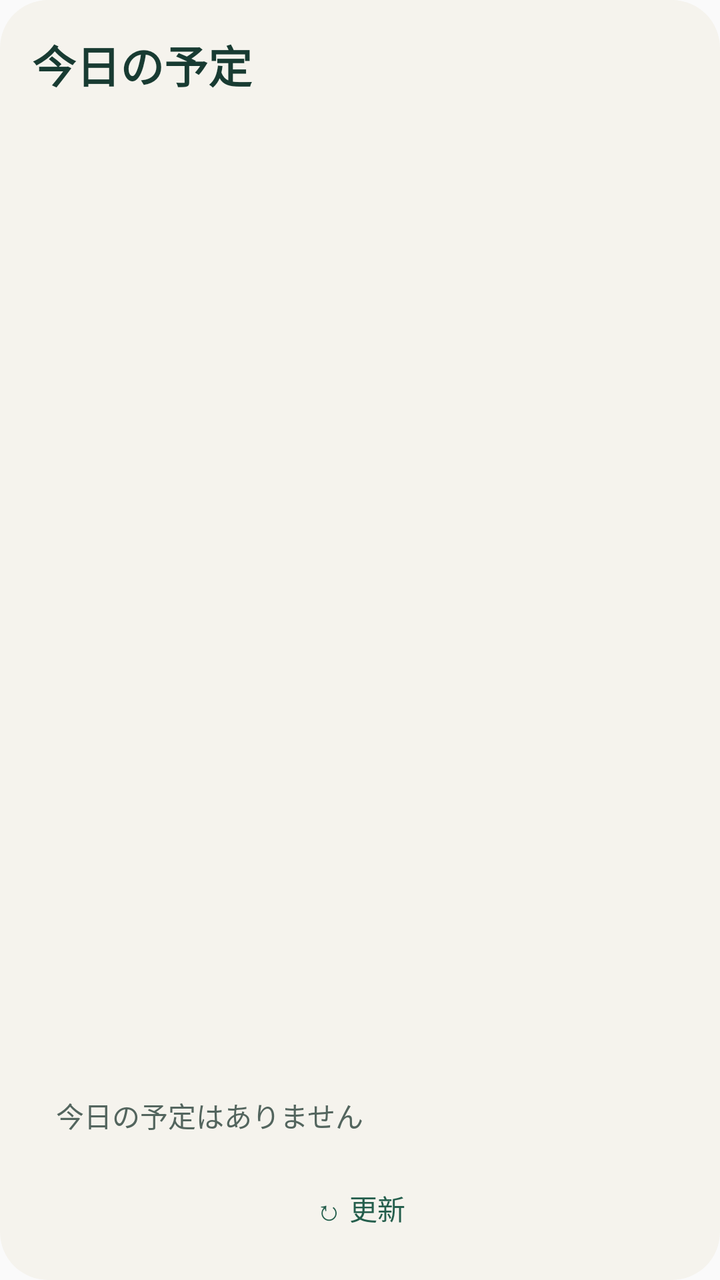
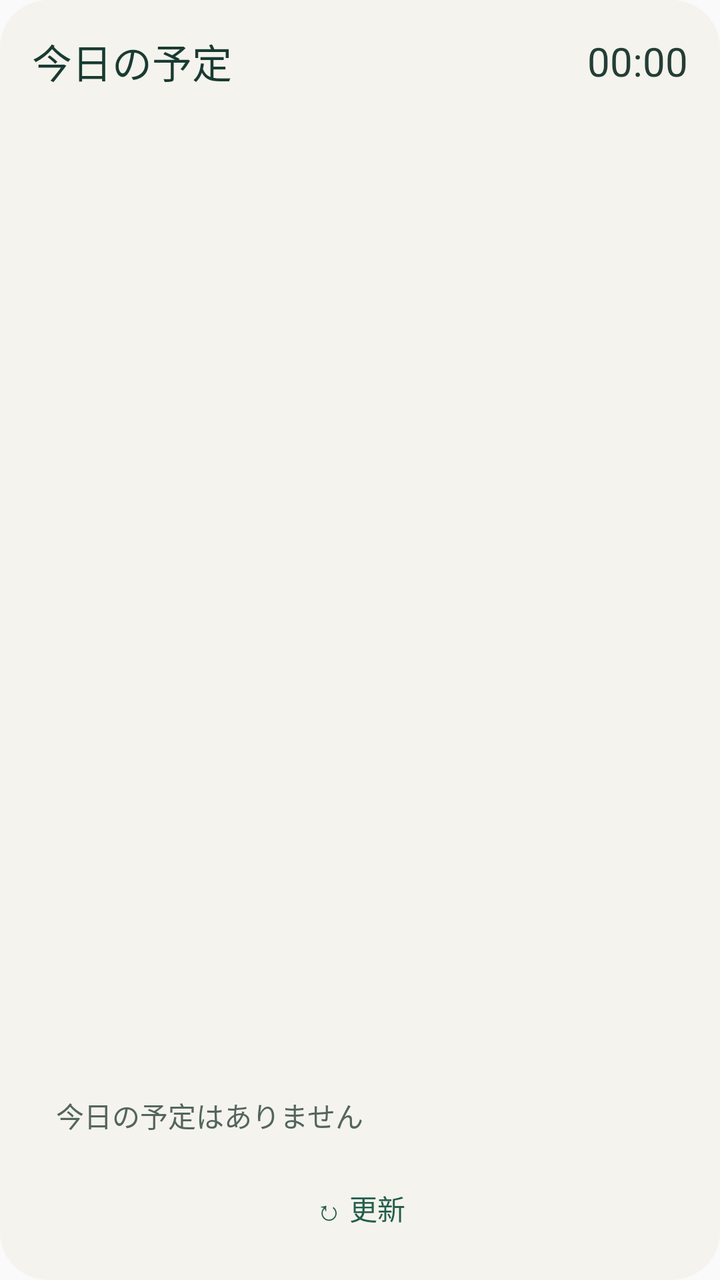

The first picture is an Android layout as it rendered before a commit; the second is the same layout after the commit. The layout source and the unified diff follow.
<!-- AndroidManifest.xml: application theme android:Theme.Material.Light.NoActionBar -->
<!-- res/layout/widget.xml -->
<LinearLayout xmlns:android="http://schemas.android.com/apk/res/android" android:layout_width="match_parent" android:layout_height="match_parent" android:orientation="vertical" android:background="@drawable/widget_background">
    <TextView android:id="@+id/date" android:layout_width="match_parent" android:layout_height="wrap_content" android:text="@string/widget_title" android:textSize="22sp" android:textStyle="bold" android:textColor="#183B32" android:paddingBottom="12dp" />
    <TextView android:id="@+id/all_day" android:layout_width="match_parent" android:layout_height="wrap_content" android:textSize="12sp" android:textColor="#53655E" android:paddingBottom="8dp" />
    <ListView android:id="@+id/events" android:layout_width="match_parent" android:layout_height="0dp" android:layout_weight="1" android:divider="@android:color/transparent" android:dividerHeight="0dp" />
    <TextView android:id="@+id/empty" android:layout_width="match_parent" android:layout_height="wrap_content" android:text="@string/widget_empty" android:textColor="#53655E" android:padding="12dp" />
    <TextView android:id="@+id/refresh" android:layout_width="match_parent" android:layout_height="48dp" android:gravity="center" android:text="@string/widget_refresh" android:textColor="#245E4C" android:textSize="14sp" />
</LinearLayout>
<!-- resources referenced by this layout -->
<resources>
  <!-- drawable widget_background (drawable) -->
  <shape xmlns:android="http://schemas.android.com/apk/res/android">
      <solid android:color="#F5F3ED" />
      <corners android:radius="24dp" />
      <padding android:left="16dp" android:top="16dp" android:right="16dp" android:bottom="12dp" />
  </shape>
  <string name="widget_empty">今日の予定はありません</string>
  <string name="widget_refresh">↻ 更新</string>
  <string name="widget_title">今日の予定</string>
</resources>

<!-- the commit's change to res/layout/widget.xml (unified diff, before → after) -->
@@ -1,5 +1,8 @@
 <LinearLayout xmlns:android="http://schemas.android.com/apk/res/android" android:layout_width="match_parent" android:layout_height="match_parent" android:orientation="vertical" android:background="@drawable/widget_background">
-    <TextView android:id="@+id/date" android:layout_width="match_parent" android:layout_height="wrap_content" android:text="@string/widget_title" android:textSize="22sp" android:textStyle="bold" android:textColor="#183B32" android:paddingBottom="12dp" />
+    <LinearLayout android:layout_width="match_parent" android:layout_height="wrap_content" android:orientation="horizontal" android:gravity="center_vertical" android:paddingBottom="8dp">
+        <TextView android:id="@+id/date" android:layout_width="0dp" android:layout_height="wrap_content" android:layout_weight="1" android:text="@string/widget_title" android:textSize="20sp" android:textStyle="normal" android:textColor="#183B32" />
+        <TextClock android:id="@+id/clock" android:layout_width="wrap_content" android:layout_height="wrap_content" android:format12Hour="HH:mm" android:format24Hour="HH:mm" android:textSize="20sp" android:textColor="#233E36" />
+    </LinearLayout>
     <TextView android:id="@+id/all_day" android:layout_width="match_parent" android:layout_height="wrap_content" android:textSize="12sp" android:textColor="#53655E" android:paddingBottom="8dp" />
     <ListView android:id="@+id/events" android:layout_width="match_parent" android:layout_height="0dp" android:layout_weight="1" android:divider="@android:color/transparent" android:dividerHeight="0dp" />
     <TextView android:id="@+id/empty" android:layout_width="match_parent" android:layout_height="wrap_content" android:text="@string/widget_empty" android:textColor="#53655E" android:padding="12dp" />
